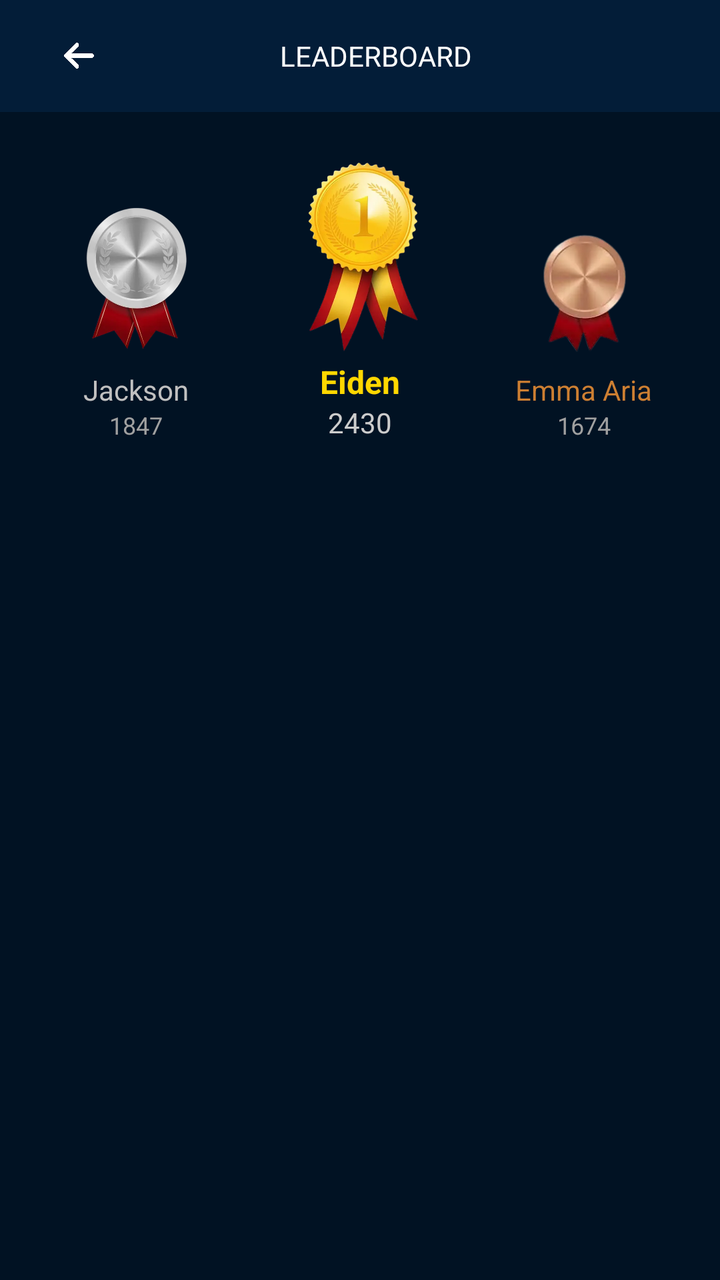
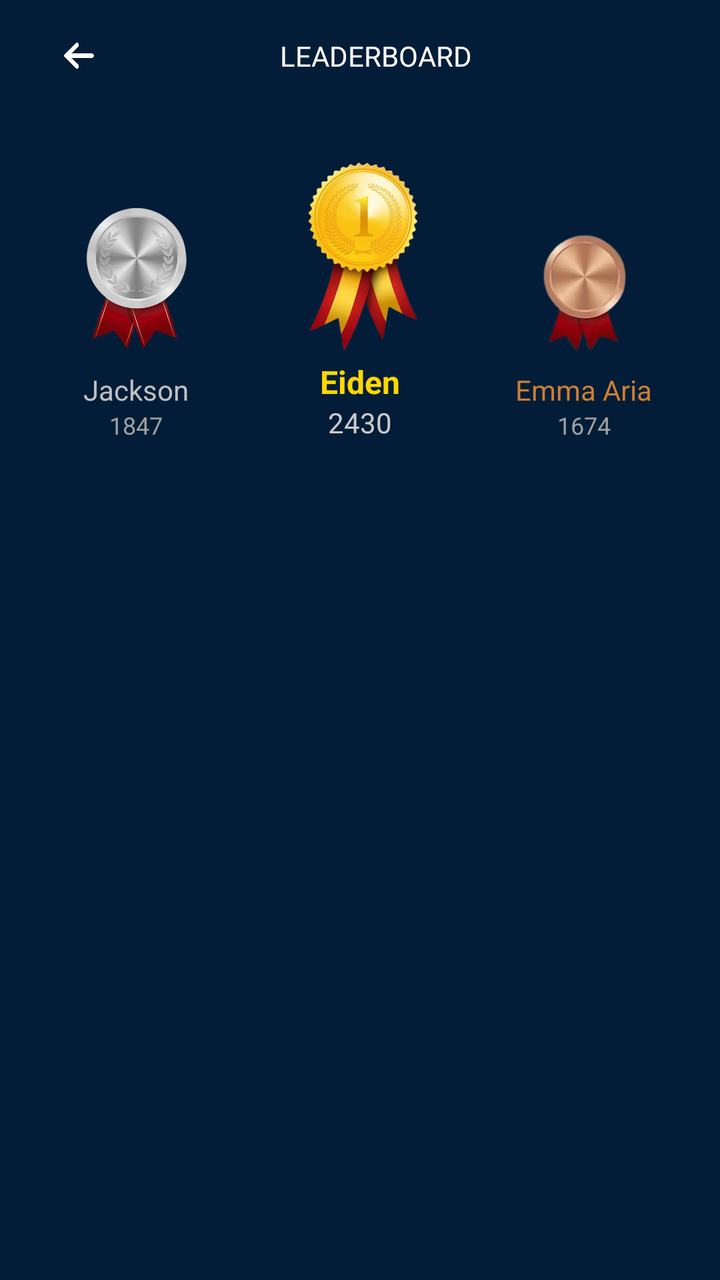

Screens rendered from an Android XML layout before and after an edit, with the pre-edit source and the edit as a unified diff.
<!-- AndroidManifest.xml: application theme Theme.TuskEsport -->
<!-- res/layout/activity_leaderboard.xml -->
<?xml version="1.0" encoding="utf-8"?>
<LinearLayout
    android:id="@+id/main"
    xmlns:android="http://schemas.android.com/apk/res/android"
    android:orientation="vertical"
    android:layout_height="match_parent"
    android:layout_width="match_parent"
    android:background="#011223">

    
    <androidx.appcompat.widget.Toolbar
        android:id="@+id/toolbar"
        android:layout_width="match_parent"
        android:layout_height="wrap_content"
        android:background="#031d38">

        <RelativeLayout
            android:layout_width="match_parent"
            android:layout_height="56dp"
            android:paddingStart="16dp"
            android:paddingEnd="16dp">

            <ImageView
                android:id="@+id/back_button"
                android:layout_width="15dp"
                android:layout_height="15dp"
                android:layout_centerVertical="true"
                android:src="@drawable/arrow_white"
                android:contentDescription="Back" />

            <TextView
                android:id="@+id/toolbar_title"
                android:layout_width="wrap_content"
                android:layout_height="wrap_content"
                android:layout_centerInParent="true"
                android:text="LEADERBOARD"
                android:textSize="14dp"
                android:fontFamily="sans-serif-thin"
                android:textColor="@color/white"
                android:textStyle="bold" />
        </RelativeLayout>
    </androidx.appcompat.widget.Toolbar>

    
    <LinearLayout
        android:id="@+id/top_three_layout"
        android:layout_width="match_parent"
        android:layout_height="wrap_content"
        android:orientation="horizontal"
        android:gravity="bottom"
        android:layout_marginTop="20dp"
        android:paddingHorizontal="12dp">

        
        <LinearLayout
            android:id="@+id/rank2_layout"
            android:layout_width="0dp"
            android:layout_weight="1"
            android:orientation="vertical"
            android:gravity="center"
            android:layout_height="wrap_content">

            <ImageView
                android:id="@+id/rank2_img"
                android:layout_width="85dp"
                android:layout_height="85dp"
                android:src="@drawable/silver" />

            <TextView
                android:id="@+id/second_name"
                android:text="Jackson"
                android:textColor="#C0C0C0"
                android:textSize="14dp"
                android:layout_marginTop="4dp"
                android:layout_width="wrap_content"
                android:layout_height="wrap_content" />

            <TextView
                android:id="@+id/second_score"
                android:text="1847"
                android:textColor="#A0A0A0"
                android:textSize="12dp"
                android:layout_width="wrap_content"
                android:layout_height="wrap_content" />
        </LinearLayout>

        
        <LinearLayout
            android:layout_width="0dp"
            android:layout_weight="1"
            android:orientation="vertical"
            android:gravity="center"
            android:layout_height="wrap_content">

            <ImageView
                android:id="@+id/rank1_img"
                android:layout_width="100dp"
                android:layout_height="100dp"
                android:src="@drawable/gold" />

            <TextView
                android:id="@+id/first_name"
                android:text="Eiden"
                android:textColor="#FFD700"
                android:textStyle="bold"
                android:textSize="16dp"
                android:layout_marginTop="4dp"
                android:layout_width="wrap_content"
                android:layout_height="wrap_content" />

            <TextView
                android:id="@+id/first_score"
                android:text="2430"
                android:textColor="#CCCCCC"
                android:textSize="14dp"
                android:layout_width="wrap_content"
                android:layout_height="wrap_content" />
        </LinearLayout>

        
        <LinearLayout
            android:id="@+id/rank3_layout"
            android:layout_width="0dp"
            android:layout_weight="1"
            android:orientation="vertical"
            android:gravity="center"
            android:layout_height="wrap_content">

            <ImageView
                android:id="@+id/rank3_img"
                android:layout_width="70dp"
                android:layout_height="70dp"
                android:src="@drawable/bronze" />

            <TextView
                android:id="@+id/third_name"
                android:text="Emma Aria"
                android:textColor="#CD7F32"
                android:textSize="14dp"
                android:layout_marginTop="4dp"
                android:layout_width="wrap_content"
                android:layout_height="wrap_content" />

            <TextView
                android:id="@+id/third_score"
                android:text="1674"
                android:textColor="#A0A0A0"
                android:textSize="12dp"
                android:layout_width="wrap_content"
                android:layout_height="wrap_content" />
        </LinearLayout>
    </LinearLayout>

    
    <androidx.recyclerview.widget.RecyclerView
        android:id="@+id/leaderboard_list"
        android:layout_width="match_parent"
        android:layout_height="0dp"
        android:layout_weight="1"
        android:layout_marginTop="12dp"
        android:padding="8dp" />
</LinearLayout>
<!-- resources referenced by this layout -->
<resources>
  <color name="white">#FFFFFFFF</color>
  <!-- drawable arrow_white: webp bitmap (drawable, 2392 bytes) -->
  <!-- drawable bronze: webp bitmap (drawable, 5212 bytes) -->
  <!-- drawable gold: webp bitmap (drawable, 21080 bytes) -->
  <!-- drawable silver: webp bitmap (drawable, 13620 bytes) -->
  <style name="Theme.TuskEsport" parent="Theme.MaterialComponents.DayNight.DarkActionBar">
          
          <item name="colorPrimary">@color/purple_500</item>
          <item name="colorPrimaryVariant">@color/purple_700</item>
          <item name="colorOnPrimary">@color/white</item>
  
          <item name="colorSecondary">@color/teal_200</item>
          <item name="colorSecondaryVariant">@color/teal_700</item>
          <item name="colorOnSecondary">@color/black</item>
  
          
          <item name="android:statusBarColor">@color/purple_700</item>
          <item name="android:navigationBarColor">@android:color/black</item>
          <item name="android:windowLightStatusBar">false</item>
          <item name="android:windowLightNavigationBar">false</item>
  
          
          <item name="android:forceDarkAllowed">false</item>
      </style>
  <color name="purple_500">#FF6200EE</color>
  <color name="purple_700">#FF3700B3</color>
  <color name="teal_200">#FF03DAC5</color>
  <color name="teal_700">#FF018786</color>
  <color name="black">#FF000000</color>
</resources>

<!-- the commit's change to res/layout/activity_leaderboard.xml (unified diff, before → after) -->
@@ -5,14 +5,14 @@
     android:orientation="vertical"
     android:layout_height="match_parent"
     android:layout_width="match_parent"
-    android:background="#011223">
+    android:background="@color/colorDarkBlue">
 
     
     <androidx.appcompat.widget.Toolbar
         android:id="@+id/toolbar"
         android:layout_width="match_parent"
         android:layout_height="wrap_content"
-        android:background="#031d38">
+        android:background="@color/colorDarkBlue">
 
         <RelativeLayout
             android:layout_width="match_parent"
@@ -48,6 +48,7 @@
         android:layout_height="wrap_content"
         android:orientation="horizontal"
         android:gravity="bottom"
+
         android:layout_marginTop="20dp"
         android:paddingHorizontal="12dp">
 
<!-- resource entries referenced after the edit -->
@@ -1,5 +1,6 @@
 <!-- resources referenced by this layout -->
 <resources>
+  <color name="colorDarkBlue">#031d38</color>
   <color name="white">#FFFFFFFF</color>
   <!-- drawable arrow_white: webp bitmap (drawable, 2392 bytes) -->
   <!-- drawable bronze: webp bitmap (drawable, 5212 bytes) -->
